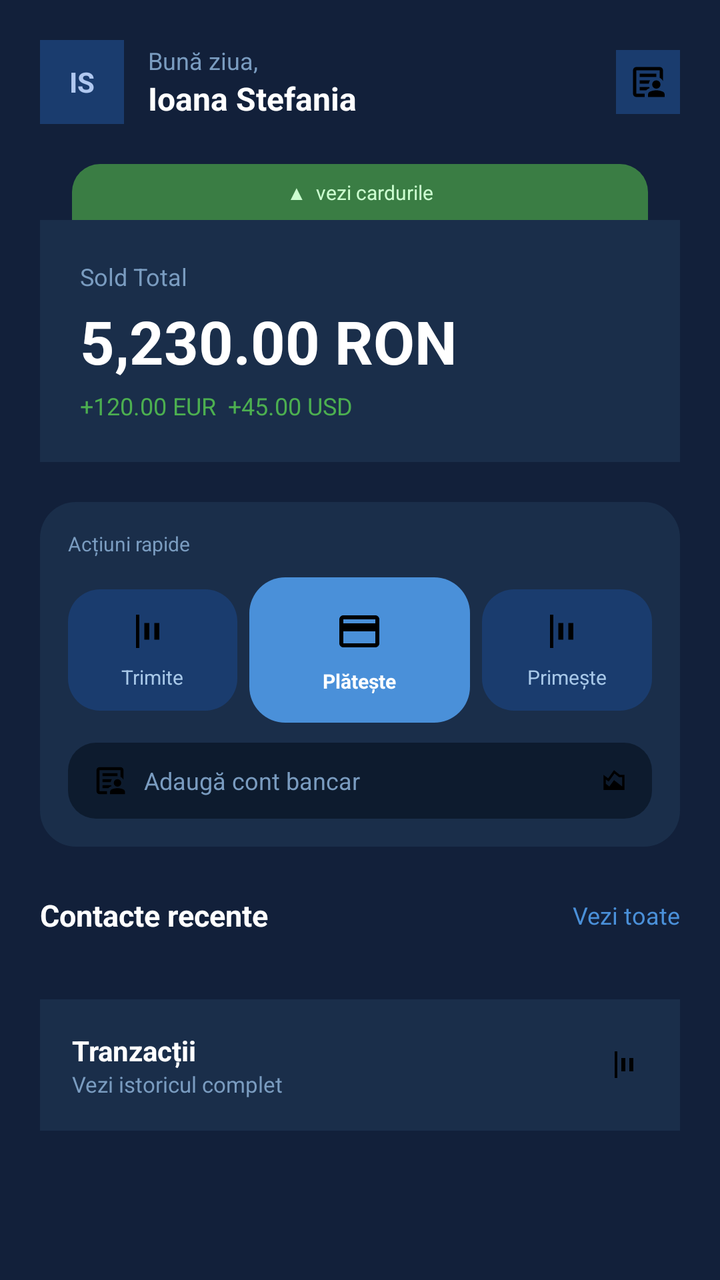
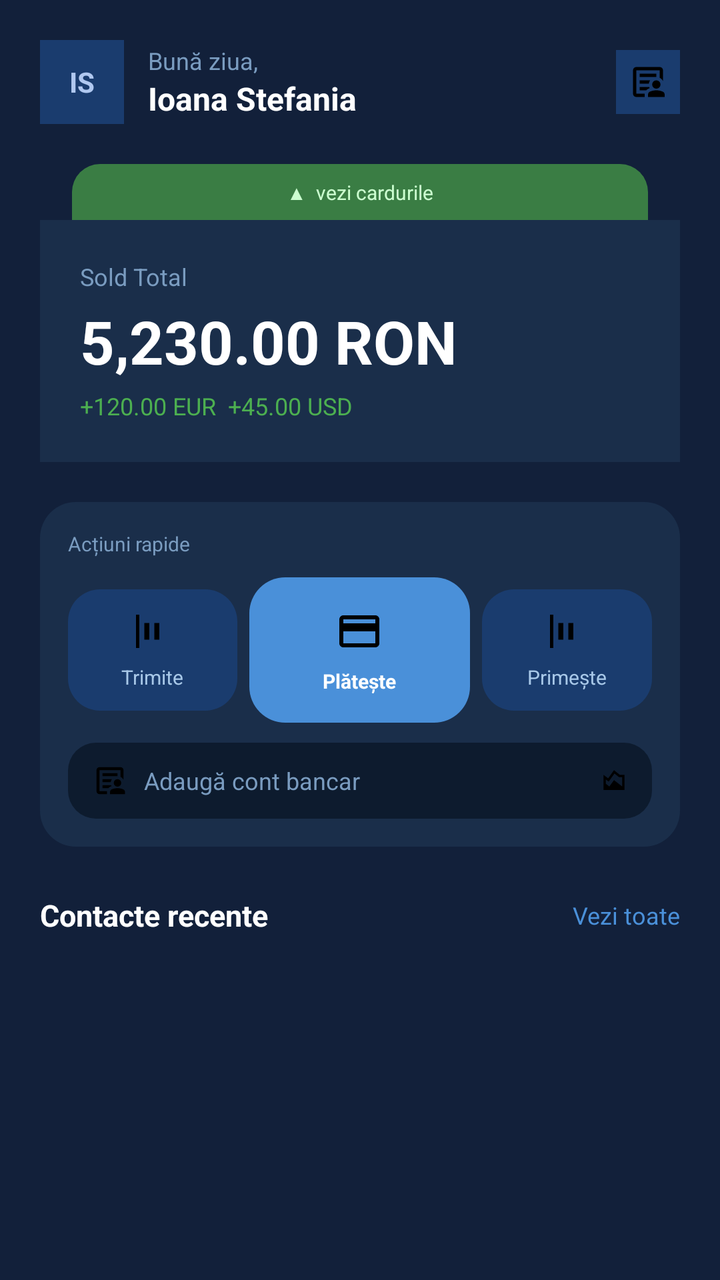

Screens rendered from an Android XML layout before and after an edit, with the pre-edit source and the edit as a unified diff.
<!-- AndroidManifest.xml: application theme Theme.LicentaMultibankingApp -->
<!-- res/layout/fragment_home.xml -->
<?xml version="1.0" encoding="utf-8"?>
<ScrollView xmlns:android="http://schemas.android.com/apk/res/android"
    android:layout_width="match_parent"
    android:layout_height="match_parent"
    android:background="#12203A"
    android:fillViewport="true">

    <LinearLayout
        android:layout_width="match_parent"
        android:layout_height="wrap_content"
        android:orientation="vertical"
        android:padding="20dp">

        
        <LinearLayout
            android:layout_width="match_parent"
            android:layout_height="wrap_content"
            android:orientation="horizontal"
            android:gravity="center_vertical"
            android:layout_marginBottom="20dp">

            <TextView
                android:id="@+id/tvAvatar"
                android:layout_width="42dp"
                android:layout_height="42dp"
                android:gravity="center"
                android:text="IS"
                android:textColor="#B0C8F0"
                android:textSize="14sp"
                android:textStyle="bold"
                android:background="#1A3C6E"
                android:layout_marginEnd="12dp"/>

            <LinearLayout
                android:layout_width="0dp"
                android:layout_height="wrap_content"
                android:layout_weight="1"
                android:orientation="vertical">

                <TextView
                    android:layout_width="wrap_content"
                    android:layout_height="wrap_content"
                    android:text="Bună ziua,"
                    android:textColor="#7A9CC0"
                    android:textSize="12sp"/>

                <TextView
                    android:id="@+id/tvUserName"
                    android:layout_width="wrap_content"
                    android:layout_height="wrap_content"
                    android:text="Ioana Stefania"
                    android:textColor="#FFFFFF"
                    android:textSize="16sp"
                    android:textStyle="bold"/>

            </LinearLayout>

            <ImageView
                android:id="@+id/ivNotifications"
                android:layout_width="32dp"
                android:layout_height="32dp"
                android:src="@drawable/ic_profile"
                android:padding="6dp"
                android:background="#1A3C6E"/>

        </LinearLayout>

        
        <LinearLayout
            android:layout_width="match_parent"
            android:layout_height="wrap_content"
            android:orientation="vertical"
            android:layout_marginBottom="20dp">

            
            <LinearLayout
                android:id="@+id/layoutCardPeek"
                android:layout_width="match_parent"
                android:layout_height="28dp"
                android:background="@drawable/bg_peek_rounded"
                android:gravity="center"
                android:layout_marginStart="16dp"
                android:layout_marginEnd="16dp">

                <TextView
                    android:id="@+id/tvPeekLabel"
                    android:layout_width="wrap_content"
                    android:layout_height="wrap_content"
                    android:text="▲  vezi cardurile"
                    android:textColor="#CCFFD0"
                    android:textSize="10sp"/>

            </LinearLayout>

            
            <LinearLayout
                android:id="@+id/layoutCardRevelat"
                android:layout_width="match_parent"
                android:layout_height="wrap_content"
                android:orientation="vertical"
                android:background="@drawable/bg_wallet_rounded"
                android:paddingTop="12dp"
                android:paddingBottom="14dp"
                android:paddingStart="14dp"
                android:paddingEnd="14dp"
                android:visibility="gone">

                
                <FrameLayout
                    android:id="@+id/frameWallet"
                    android:layout_width="match_parent"
                    android:layout_height="205dp"
                    android:layout_marginBottom="8dp"/>

                
                <LinearLayout
                    android:id="@+id/layoutDotsWallet"
                    android:layout_width="wrap_content"
                    android:layout_height="wrap_content"
                    android:orientation="horizontal"
                    android:layout_gravity="center_horizontal"
                    android:layout_marginBottom="6dp"/>

                
                <TextView
                    android:id="@+id/tvInfoCardWallet"
                    android:layout_width="match_parent"
                    android:layout_height="wrap_content"
                    android:gravity="center"
                    android:textColor="#81C784"
                    android:textSize="10sp"
                    android:layout_marginBottom="12dp"/>

                
                <View
                    android:layout_width="match_parent"
                    android:layout_height="0.5dp"
                    android:background="#2a5c30"
                    android:layout_marginBottom="12dp"/>

                
                <LinearLayout
                    android:layout_width="match_parent"
                    android:layout_height="wrap_content"
                    android:orientation="horizontal">

                    <LinearLayout
                        android:id="@+id/btnDetaliuCard"
                        android:layout_width="0dp"
                        android:layout_height="wrap_content"
                        android:layout_weight="1"
                        android:orientation="vertical"
                        android:gravity="center"
                        android:padding="8dp">

                        <ImageView
                            android:layout_width="36dp"
                            android:layout_height="36dp"
                            android:src="@drawable/ic_card"
                            android:background="@drawable/bg_icon_green_rounded"
                            android:padding="9dp"/>

                        <TextView
                            android:layout_width="wrap_content"
                            android:layout_height="wrap_content"
                            android:text="Detalii"
                            android:textColor="#81C784"
                            android:textSize="9sp"
                            android:layout_marginTop="4dp"/>

                    </LinearLayout>

                    <LinearLayout
                        android:id="@+id/btnIngheataCard"
                        android:layout_width="0dp"
                        android:layout_height="wrap_content"
                        android:layout_weight="1"
                        android:orientation="vertical"
                        android:gravity="center"
                        android:padding="8dp">

                        <ImageView
                            android:layout_width="36dp"
                            android:layout_height="36dp"
                            android:src="@drawable/ic_profile"
                            android:background="@drawable/bg_icon_green_rounded"
                            android:padding="9dp"/>

                        <TextView
                            android:id="@+id/tvLabelIngheata"
                            android:layout_width="wrap_content"
                            android:layout_height="wrap_content"
                            android:text="Îngheață"
                            android:textColor="#81C784"
                            android:textSize="9sp"
                            android:layout_marginTop="4dp"/>

                    </LinearLayout>

                    <LinearLayout
                        android:id="@+id/btnStergeCard"
                        android:layout_width="0dp"
                        android:layout_height="wrap_content"
                        android:layout_weight="1"
                        android:orientation="vertical"
                        android:gravity="center"
                        android:padding="8dp">

                        <ImageView
                            android:layout_width="36dp"
                            android:layout_height="36dp"
                            android:src="@drawable/ic_transactions"
                            android:background="@drawable/bg_icon_red_rounded"
                            android:padding="9dp"/>

                        <TextView
                            android:layout_width="wrap_content"
                            android:layout_height="wrap_content"
                            android:text="Șterge"
                            android:textColor="#EF9A9A"
                            android:textSize="9sp"
                            android:layout_marginTop="4dp"/>

                    </LinearLayout>

                </LinearLayout>

                
                <TextView
                    android:id="@+id/tvStatusInghetat"
                    android:layout_width="match_parent"
                    android:layout_height="wrap_content"
                    android:text="Card inghetat — apasa Ingheata pentru a debloca"
                    android:textColor="#FFFFFF"
                    android:textSize="11sp"
                    android:gravity="center"
                    android:background="#4A90D9"
                    android:padding="8dp"
                    android:layout_marginTop="8dp"
                    android:visibility="gone"/>

            </LinearLayout>

            
            <LinearLayout
                android:id="@+id/layoutSold"
                android:layout_width="match_parent"
                android:layout_height="wrap_content"
                android:orientation="vertical"
                android:background="#1A2E4A"
                android:padding="20dp">

                <TextView
                    android:layout_width="wrap_content"
                    android:layout_height="wrap_content"
                    android:text="Sold Total"
                    android:textColor="#7A9CC0"
                    android:textSize="12sp"
                    android:layout_marginBottom="4dp"/>

                <TextView
                    android:id="@+id/tvSoldTotal"
                    android:layout_width="wrap_content"
                    android:layout_height="wrap_content"
                    android:text="5,230.00 RON"
                    android:textColor="#FFFFFF"
                    android:textSize="30sp"
                    android:textStyle="bold"
                    android:layout_marginBottom="4dp"/>

                <TextView
                    android:id="@+id/tvAlteCurrency"
                    android:layout_width="wrap_content"
                    android:layout_height="wrap_content"
                    android:text="+120.00 EUR  +45.00 USD"
                    android:textColor="#4CAF50"
                    android:textSize="12sp"/>

            </LinearLayout>

        </LinearLayout>

        
        <LinearLayout
            android:layout_width="match_parent"
            android:layout_height="wrap_content"
            android:orientation="vertical"
            android:background="@drawable/bg_quickactions_card"
            android:padding="14dp"
            android:layout_marginBottom="24dp">

            <TextView
                android:layout_width="wrap_content"
                android:layout_height="wrap_content"
                android:text="Acțiuni rapide"
                android:textColor="#7A9CC0"
                android:textSize="10sp"
                android:layout_marginBottom="10dp"/>

            <LinearLayout
                android:layout_width="match_parent"
                android:layout_height="wrap_content"
                android:orientation="horizontal"
                android:gravity="center_vertical"
                android:layout_marginBottom="10dp">

                <LinearLayout
                    android:id="@+id/btnTrimite"
                    android:layout_width="0dp"
                    android:layout_height="wrap_content"
                    android:layout_weight="1"
                    android:orientation="vertical"
                    android:gravity="center"
                    android:background="@drawable/bg_action_normal"
                    android:paddingTop="10dp"
                    android:paddingBottom="10dp">

                    <ImageView
                        android:layout_width="22dp"
                        android:layout_height="22dp"
                        android:src="@drawable/ic_transactions"
                        android:padding="1dp"/>

                    <TextView
                        android:layout_width="wrap_content"
                        android:layout_height="wrap_content"
                        android:text="Trimite"
                        android:textColor="#A8C8E8"
                        android:textSize="10sp"
                        android:layout_marginTop="5dp"/>

                </LinearLayout>

                <View
                    android:layout_width="6dp"
                    android:layout_height="1dp"/>

                <LinearLayout
                    android:id="@+id/btnPlateste"
                    android:layout_width="0dp"
                    android:layout_height="wrap_content"
                    android:layout_weight="1.3"
                    android:orientation="vertical"
                    android:gravity="center"
                    android:background="@drawable/bg_action_plateste"
                    android:paddingTop="14dp"
                    android:paddingBottom="14dp">

                    <ImageView
                        android:layout_width="26dp"
                        android:layout_height="26dp"
                        android:src="@drawable/ic_card"
                        android:padding="1dp"/>

                    <TextView
                        android:layout_width="wrap_content"
                        android:layout_height="wrap_content"
                        android:text="Plătește"
                        android:textColor="#FFFFFF"
                        android:textSize="10sp"
                        android:textStyle="bold"
                        android:layout_marginTop="5dp"/>

                </LinearLayout>

                <View
                    android:layout_width="6dp"
                    android:layout_height="1dp"/>

                <LinearLayout
                    android:id="@+id/btnPrimeste"
                    android:layout_width="0dp"
                    android:layout_height="wrap_content"
                    android:layout_weight="1"
                    android:orientation="vertical"
                    android:gravity="center"
                    android:background="@drawable/bg_action_normal"
                    android:paddingTop="10dp"
                    android:paddingBottom="10dp">

                    <ImageView
                        android:layout_width="22dp"
                        android:layout_height="22dp"
                        android:src="@drawable/ic_transactions"
                        android:padding="1dp"/>

                    <TextView
                        android:layout_width="wrap_content"
                        android:layout_height="wrap_content"
                        android:text="Primește"
                        android:textColor="#A8C8E8"
                        android:textSize="10sp"
                        android:layout_marginTop="5dp"/>

                </LinearLayout>

            </LinearLayout>

            <LinearLayout
                android:id="@+id/btnAdaugaCont"
                android:layout_width="match_parent"
                android:layout_height="wrap_content"
                android:orientation="horizontal"
                android:gravity="center_vertical"
                android:background="@drawable/bg_addcont_rounded"
                android:paddingTop="10dp"
                android:paddingBottom="10dp"
                android:paddingStart="12dp"
                android:paddingEnd="12dp">

                <ImageView
                    android:layout_width="18dp"
                    android:layout_height="18dp"
                    android:src="@drawable/ic_profile"
                    android:layout_marginEnd="8dp"/>

                <TextView
                    android:layout_width="0dp"
                    android:layout_height="wrap_content"
                    android:layout_weight="1"
                    android:text="Adaugă cont bancar"
                    android:textColor="#7A9CC0"
                    android:textSize="12sp"/>

                <ImageView
                    android:layout_width="14dp"
                    android:layout_height="14dp"
                    android:src="@drawable/ic_statistics"/>

            </LinearLayout>

        </LinearLayout>

        
        <LinearLayout
            android:layout_width="match_parent"
            android:layout_height="wrap_content"
            android:orientation="vertical"
            android:layout_marginBottom="20dp">

            <LinearLayout
                android:layout_width="match_parent"
                android:layout_height="wrap_content"
                android:orientation="horizontal"
                android:gravity="center_vertical"
                android:layout_marginBottom="12dp">

                <TextView
                    android:layout_width="0dp"
                    android:layout_height="wrap_content"
                    android:layout_weight="1"
                    android:text="Contacte recente"
                    android:textColor="#FFFFFF"
                    android:textSize="15sp"
                    android:textStyle="bold"/>

                <TextView
                    android:id="@+id/tvVeziToateContacte"
                    android:layout_width="wrap_content"
                    android:layout_height="wrap_content"
                    android:text="Vezi toate"
                    android:textColor="#4A90D9"
                    android:textSize="12sp"/>

            </LinearLayout>

            <androidx.recyclerview.widget.RecyclerView
                android:id="@+id/rvContacte"
                android:layout_width="match_parent"
                android:layout_height="wrap_content"
                android:orientation="horizontal"
                android:clipToPadding="false"/>

        </LinearLayout>

        
        <LinearLayout
            android:id="@+id/layoutBannerTranzactii"
            android:layout_width="match_parent"
            android:layout_height="wrap_content"
            android:orientation="horizontal"
            android:gravity="center_vertical"
            android:background="#1A2E4A"
            android:padding="16dp"
            android:layout_marginBottom="20dp">

            <LinearLayout
                android:layout_width="0dp"
                android:layout_height="wrap_content"
                android:layout_weight="1"
                android:orientation="vertical">

                <TextView
                    android:layout_width="wrap_content"
                    android:layout_height="wrap_content"
                    android:text="Tranzacții"
                    android:textColor="#FFFFFF"
                    android:textSize="14sp"
                    android:textStyle="bold"/>

                <TextView
                    android:layout_width="wrap_content"
                    android:layout_height="wrap_content"
                    android:text="Vezi istoricul complet"
                    android:textColor="#7A9CC0"
                    android:textSize="11sp"/>

            </LinearLayout>

            <ImageView
                android:layout_width="20dp"
                android:layout_height="20dp"
                android:src="@drawable/ic_transactions"
                android:padding="2dp"/>

        </LinearLayout>

    </LinearLayout>

</ScrollView>
<!-- resources referenced by this layout -->
<resources>
  <!-- drawable bg_action_normal (drawable) -->
  <?xml version="1.0" encoding="utf-8"?>
  <shape xmlns:android="http://schemas.android.com/apk/res/android">
      <solid android:color="#1A3C6E"/>
      <corners android:radius="16dp"/>
  </shape>
  <!-- drawable bg_action_plateste (drawable) -->
  <?xml version="1.0" encoding="utf-8"?>
  <shape xmlns:android="http://schemas.android.com/apk/res/android">
      <solid android:color="#4A90D9"/>
      <corners android:radius="18dp"/>
  </shape>
  <!-- drawable bg_addcont_rounded (drawable) -->
  <?xml version="1.0" encoding="utf-8"?>
  <shape xmlns:android="http://schemas.android.com/apk/res/android">
      <solid android:color="#0D1B2E"/>
      <corners android:radius="14dp"/>
  </shape>
  <!-- drawable bg_icon_green_rounded (drawable) -->
  <?xml version="1.0" encoding="utf-8"?>
  <shape xmlns:android="http://schemas.android.com/apk/res/android">
      <solid android:color="#1A5C1A"/>
      <corners android:radius="14dp"/>
  </shape>
  <!-- drawable bg_icon_red_rounded (drawable) -->
  <?xml version="1.0" encoding="utf-8"?>
  <shape xmlns:android="http://schemas.android.com/apk/res/android">
      <solid android:color="#5c1a1a"/>
      <corners android:radius="14dp"/>
  </shape>
  <!-- drawable bg_peek_rounded (drawable) -->
  <?xml version="1.0" encoding="utf-8"?>
  <shape xmlns:android="http://schemas.android.com/apk/res/android">
      <solid android:color="#3a7d44"/>
      <corners android:topLeftRadius="14dp" android:topRightRadius="14dp"/>
  </shape>
  <!-- drawable bg_quickactions_card (drawable) -->
  <?xml version="1.0" encoding="utf-8"?>
  <shape xmlns:android="http://schemas.android.com/apk/res/android">
      <solid android:color="#1A2E4A"/>
      <corners android:radius="18dp"/>
  </shape>
  <!-- drawable bg_wallet_rounded (drawable) -->
  <?xml version="1.0" encoding="utf-8"?>
  <shape xmlns:android="http://schemas.android.com/apk/res/android">
      <solid android:color="#1a3d22"/>
      <corners android:bottomLeftRadius="18dp" android:bottomRightRadius="18dp"/>
  </shape>
  <!-- drawable ic_card (drawable) -->
  <vector xmlns:android="http://schemas.android.com/apk/res/android" android:height="24dp" android:tint="#000000" android:viewportHeight="24" android:viewportWidth="24" android:width="24dp">
        
      <path android:fillColor="@android:color/white" android:pathData="M20,4L4,4c-1.11,0 -1.99,0.89 -1.99,2L2,18c0,1.11 0.89,2 2,2h16c1.11,0 2,-0.89 2,-2L22,6c0,-1.11 -0.89,-2 -2,-2zM20,18L4,18v-6h16v6zM20,8L4,8L4,6h16v2z"/>
      
  </vector>
  <!-- drawable ic_statistics (drawable) -->
  <vector xmlns:android="http://schemas.android.com/apk/res/android" android:height="24dp" android:tint="#000000" android:viewportHeight="960" android:viewportWidth="960" android:width="24dp">
        
      <path android:fillColor="@android:color/white" android:pathData="M120,800L120,280L280,400L480,120L680,280L840,280L840,800L120,800ZM320,680L480,460L760,678L760,360L652,360L496,235L298,513L200,440L200,584L320,680Z"/>
      
  </vector>
  <!-- drawable ic_transactions (drawable) -->
  <vector xmlns:android="http://schemas.android.com/apk/res/android" android:height="24dp" android:tint="#000000" android:viewportHeight="960" android:viewportWidth="960" android:width="24dp">
        
      <path android:fillColor="@android:color/white" android:pathData="M80,880L80,80L160,80L160,880L80,880ZM520,680L520,280L640,280L640,680L520,680ZM280,680L280,280L400,280L400,680L280,680Z"/>
      
  </vector>
  <style name="Theme.LicentaMultibankingApp" parent="Base.Theme.LicentaMultibankingApp" />
  <style name="Base.Theme.LicentaMultibankingApp" parent="Theme.MaterialComponents.DayNight.NoActionBar">
          <item name="android:textColorHint">#1A3C6E</item>
          
          
      </style>
  <!-- unchanged entries left out for length: 1 -->
</resources>

<!-- the commit's change to res/layout/fragment_home.xml (unified diff, before → after) -->
@@ -473,47 +473,8 @@
 
         </LinearLayout>
 
-        
-        <LinearLayout
-            android:id="@+id/layoutBannerTranzactii"
-            android:layout_width="match_parent"
-            android:layout_height="wrap_content"
-            android:orientation="horizontal"
-            android:gravity="center_vertical"
-            android:background="#1A2E4A"
-            android:padding="16dp"
-            android:layout_marginBottom="20dp">
-
-            <LinearLayout
-                android:layout_width="0dp"
-                android:layout_height="wrap_content"
-                android:layout_weight="1"
-                android:orientation="vertical">
-
-                <TextView
-                    android:layout_width="wrap_content"
-                    android:layout_height="wrap_content"
-                    android:text="Tranzacții"
-                    android:textColor="#FFFFFF"
-                    android:textSize="14sp"
-                    android:textStyle="bold"/>
-
-                <TextView
-                    android:layout_width="wrap_content"
-                    android:layout_height="wrap_content"
-                    android:text="Vezi istoricul complet"
-                    android:textColor="#7A9CC0"
-                    android:textSize="11sp"/>
-
-            </LinearLayout>
-
-            <ImageView
-                android:layout_width="20dp"
-                android:layout_height="20dp"
-                android:src="@drawable/ic_transactions"
-                android:padding="2dp"/>
-
-        </LinearLayout>
+
+
 
     </LinearLayout>
 
